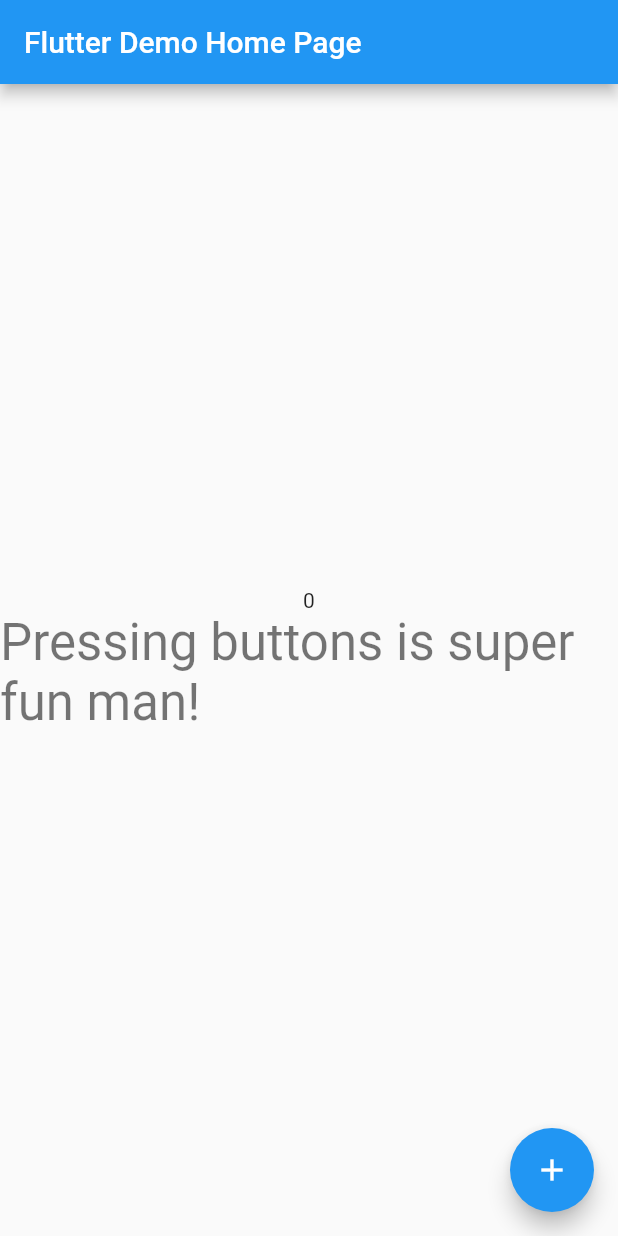
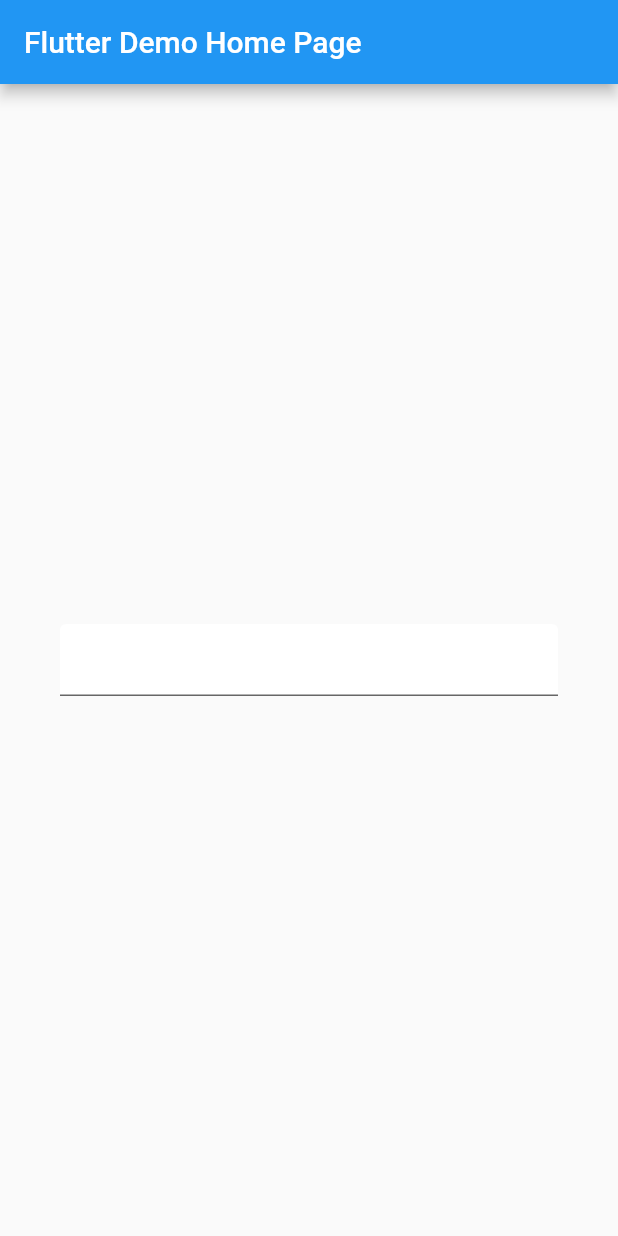
Before and after one commit to app-createur-pro/my_app, a Flutter app: the screen it shows after launch, on a phone screen of 412 x 824 dp. Run offline on Flutter 3.47's test engine with Material 2 defaults, Android fonts, the phone set to English and light mode, and no system bars.

```diff
--- a/lib/main.dart
+++ b/lib/main.dart
@@ -9,8 +9,7 @@ class MyApp extends StatelessWidget {
   Widget build(BuildContext context) {
     return new MaterialApp(
       title: 'Flutter Demo',
-      theme: new ThemeData(
-      ),
+      theme: new ThemeData(),
       home: new MyHomePage(title: 'Flutter Demo Home Page'),
     );
   }
@@ -25,13 +24,6 @@ class MyHomePage extends StatefulWidget {
 }
 
 class _MyHomePageState extends State<MyHomePage> {
-  int _counter = 0;
-
-  void _incrementCounter() {
-    setState(() {
-      _counter++;
-    });
-  }
 
   @override
   Widget build(BuildContext context) {
@@ -44,20 +36,19 @@ class _MyHomePageState extends State<MyHomePage> {
         child: Column(
           mainAxisAlignment: MainAxisAlignment.center,
           children: <Widget>[
-            Text(
-              '$_counter',
-            ),
-            const TextWidget(
-              text: 'Pressing buttons is super fun man!',
+            Padding(
+              padding: const EdgeInsets.all(40.0),
+              child: TextField(
+                decoration: InputDecoration(
+                  filled: true,
+                  fillColor: Colors.white,
+                ),
+              ),
             )
           ],
         ),
       ),
-      floatingActionButton: new FloatingActionButton(
-        onPressed: _incrementCounter,
-        tooltip: 'Increment',
-        child: Icon(Icons.add),
-      ), // This trailing comma makes auto-formatting nicer for build methods.
+     // This trailing comma makes auto-formatting nicer for build methods.
     );
   }
 }
```
